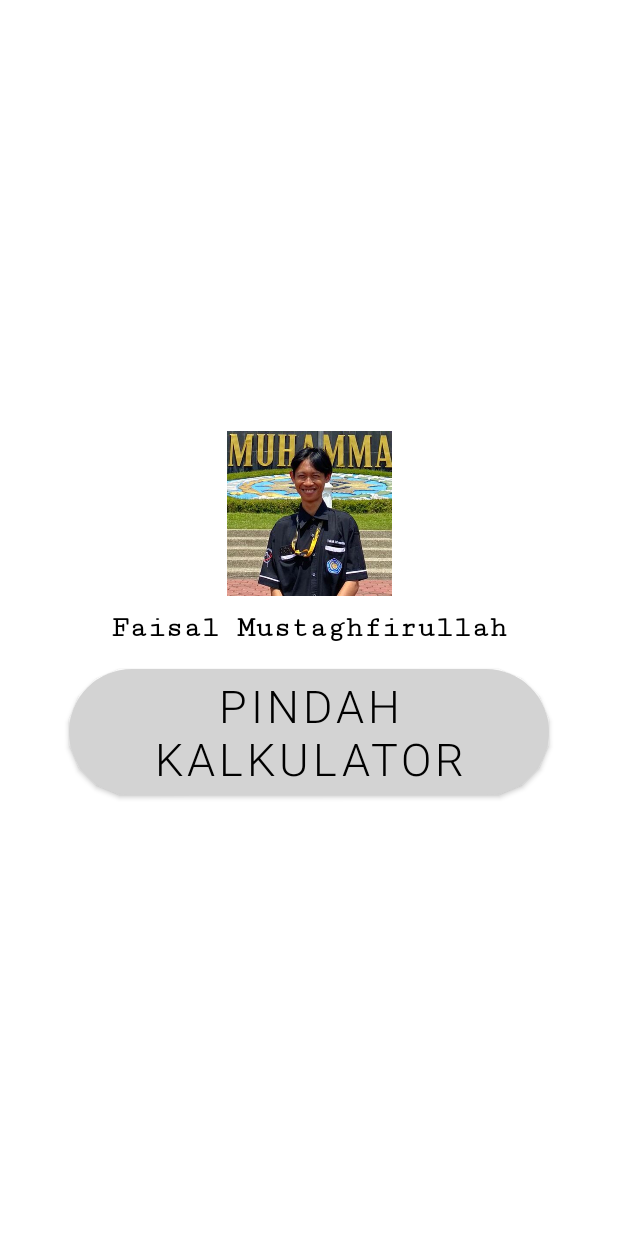
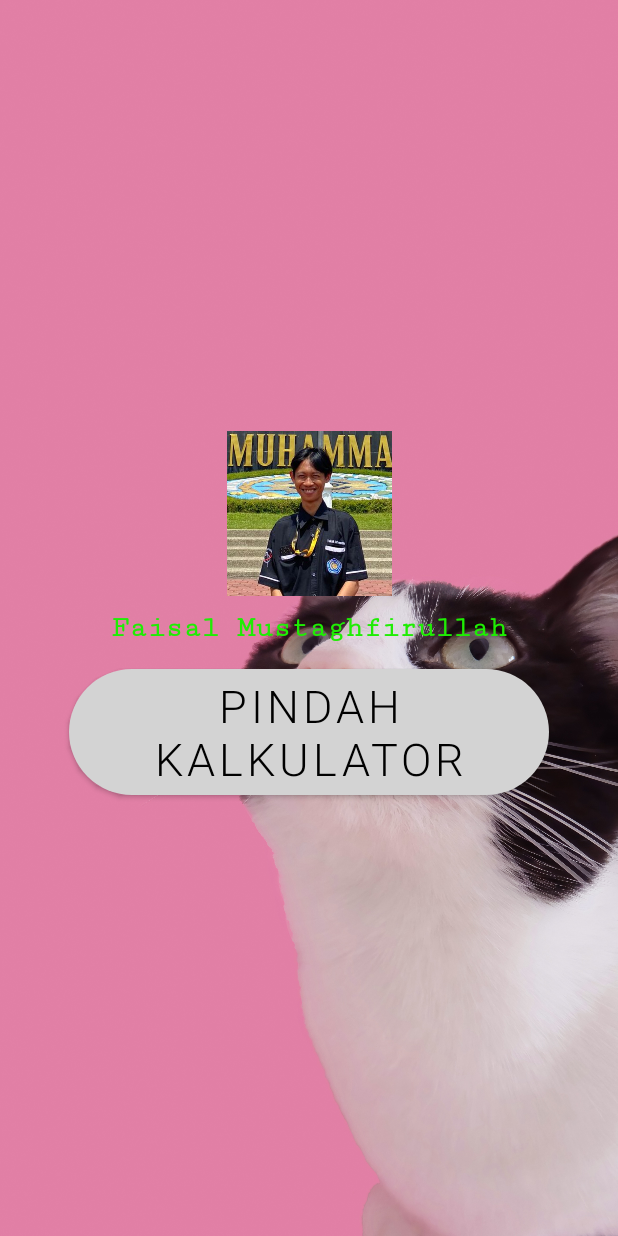
Before and after one commit to fmustaghfirullah/Kalkulator, an Android app: the screen it shows after launch (MenuActivity), on a phone screen of 412 x 824 dp. Run offline under Robolectric (Android 15) with nearby library versions, the phone set to English and light mode, and no system bars.

Commit message:
update v4

```diff
--- a/app/src/main/res/layout/activity_menu.xml
+++ b/app/src/main/res/layout/activity_menu.xml
@@ -6,7 +6,7 @@
     android:layout_width="match_parent"
     android:layout_height="match_parent"
     android:orientation="vertical"
-    android:background="@color/white"
+    android:background="@drawable/background"
     android:gravity="center"
     tools:context=".MenuActivity">
 
@@ -25,7 +25,7 @@
         android:paddingBottom="10dp"
         android:fontFamily="serif-monospace"
         android:textSize="20dp"
-        android:textColor="@color/black"
+        android:textColor="#1FED04"
         android:textStyle="bold"/>
 
     <com.google.android.material.button.MaterialButton
```
Also changed, not shown: app/src/main/res/drawable/background.jpg (added).
